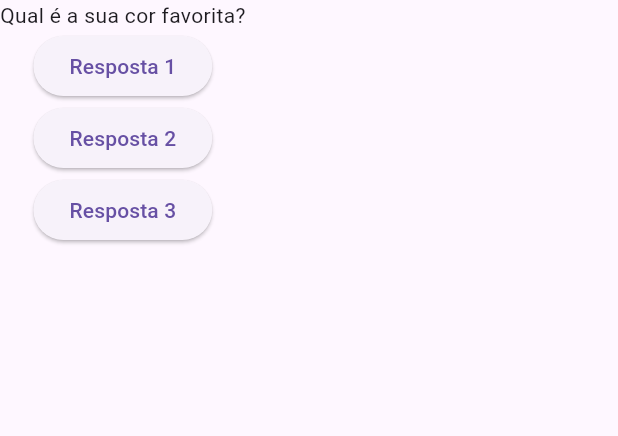
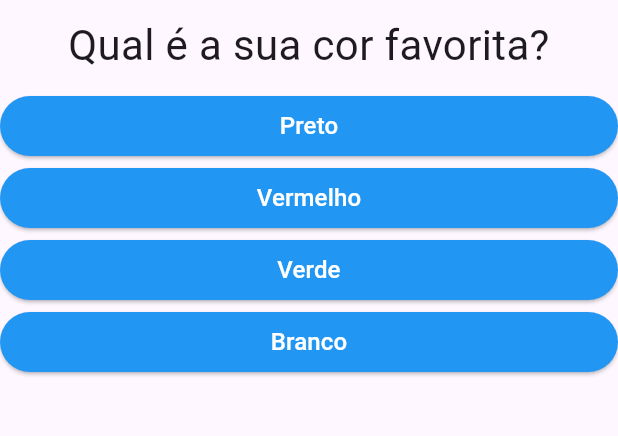
Before and after one commit to dev-gabriel-henrique/projeto_perguntas, a Flutter app: the screen it shows after launch, on a phone screen of 412 x 824 dp, the part 84-520 px from its top. Run offline on Flutter 3.47's test engine with Material 3 defaults, Android fonts, the phone set to English and light mode, and no system bars.

Commit message:
fix: Logica de exibião de perguntas corrigida

```diff
--- a/lib/main.dart
+++ b/lib/main.dart
@@ -1,23 +1,47 @@
 import 'package:flutter/material.dart';
 
-main() => runApp(PerguntaAPP());
+import './questao.dart';
+import './resposta.dart';
 
-class PerguntaAppState extends State<PerguntaAPP> {
-  var perguntaSelecionada = 0;
+void main() => runApp(const PerguntaAPP());
 
-  void responder() {
+class PerguntaAPP extends StatefulWidget {
+  const PerguntaAPP({super.key});
+
+  @override
+  State<PerguntaAPP> createState() => _PerguntaAppState();
+}
+
+class _PerguntaAppState extends State<PerguntaAPP> {
+  var _perguntaSelecionada = 0;
+
+  static const List<Map<String, Object>> _perguntas = [
+    {
+      'texto': 'Qual é a sua cor favorita?',
+      'respostas': ['Preto', 'Vermelho', 'Verde', 'Branco'],
+    },
+    {
+      'texto': 'Qual é o seu animal favorito?',
+      'respostas': ['Coelho', 'Cobra', 'Elefante', 'Leão'],
+    },
+    {
+      'texto': 'Qual é o seu instrutor favorito?',
+      'respostas': ['Maria', 'João', 'Leo', 'Pedro'],
+    },
+  ];
+
+  void _responder() {
     setState(() {
-      perguntaSelecionada++;
+      _perguntaSelecionada++;
     });
-    print(perguntaSelecionada);
+    debugPrint('Pergunta ${_perguntaSelecionada + 1} selecionada');
   }
+
+  bool get temPerguntaSelecionada => _perguntaSelecionada < _perguntas.length;
 
   @override
   Widget build(BuildContext context) {
-    final List<String> perguntas = [
-      'Qual é a sua cor favorita?',
-      'Qual é o seu animal favorito?',
-    ];
+    final respostas = temPerguntaSelecionada ? _perguntas[_perguntaSelecionada]['respostas'] as List<String> : [];
 
     return MaterialApp(
       home: Scaffold(
@@ -25,35 +49,20 @@ class PerguntaAppState extends State<PerguntaAPP> {
           title: const Text('Perguntas'),
           backgroundColor: Colors.blueAccent,
         ),
-        body: Column(
-          children: <Widget>[
-            Text(perguntas[perguntaSelecionada]),
-            ElevatedButton(
-              onPressed: responder,
-              child: Text('Resposta 1'),
-            ),
-            ElevatedButton(
-              child: const Text('Resposta 2'),
-              onPressed: () {
-                print('Resposta 2 foi selecionada!');
-              },
-            ),
-            ElevatedButton(
-              child: const Text('Resposta 3'),
-              onPressed: () => print('Resposta 3'),
-            ),
-          ],
-        ),
+        body: temPerguntaSelecionada
+            ? Column(
+                children: <Widget>[
+                  Questao(_perguntas[_perguntaSelecionada]['texto'] as String),
+                  ...respostas.map((resposta) => Resposta(resposta, _responder)),
+                ],
+              )
+            : const Center(
+                child: Text(
+                  'Parabéns!',
+                  style: TextStyle(fontSize: 28),
+                ),
+              ),
       ),
     );
   }
 }
-
-class PerguntaAPP extends StatefulWidget {
-  const PerguntaAPP({super.key});
-
-  @override
-  State<PerguntaAPP> createState() {
-    return PerguntaAppState();
-  }
-}
--- /dev/null
+++ b/lib/questao.dart
@@ -0,0 +1,20 @@
+import 'package:flutter/material.dart';
+
+class Questao extends StatelessWidget {
+  final String texto;
+
+  const Questao(this.texto, {super.key});
+
+  @override
+  Widget build(BuildContext context) {
+    return Container(
+      width: double.infinity,
+      margin: const EdgeInsets.all(10),
+      child: Text(
+        texto,
+        style: const TextStyle(fontSize: 28),
+        textAlign: TextAlign.center,
+      ),
+    );
+  }
+}
--- /dev/null
+++ b/lib/resposta.dart
@@ -0,0 +1,26 @@
+import 'package:flutter/material.dart';
+
+class Resposta extends StatelessWidget {
+  final String texto;
+  final void Function() quandoSelecionado;
+
+  const Resposta(this.texto, this.quandoSelecionado, {super.key});
+
+  @override
+  Widget build(BuildContext context) {
+    return SizedBox(
+      width: double.infinity,
+      child: ElevatedButton(
+        onPressed: quandoSelecionado,
+        style: ElevatedButton.styleFrom(
+          backgroundColor: Colors.blue,
+        ),
+        child: Text(
+          texto,
+          style: const TextStyle(fontSize: 16, color: Colors.white),
+          textAlign: TextAlign.center,
+        ),
+      ),
+    );
+  }
+}
```
Also changed, not shown: 1 other file.
